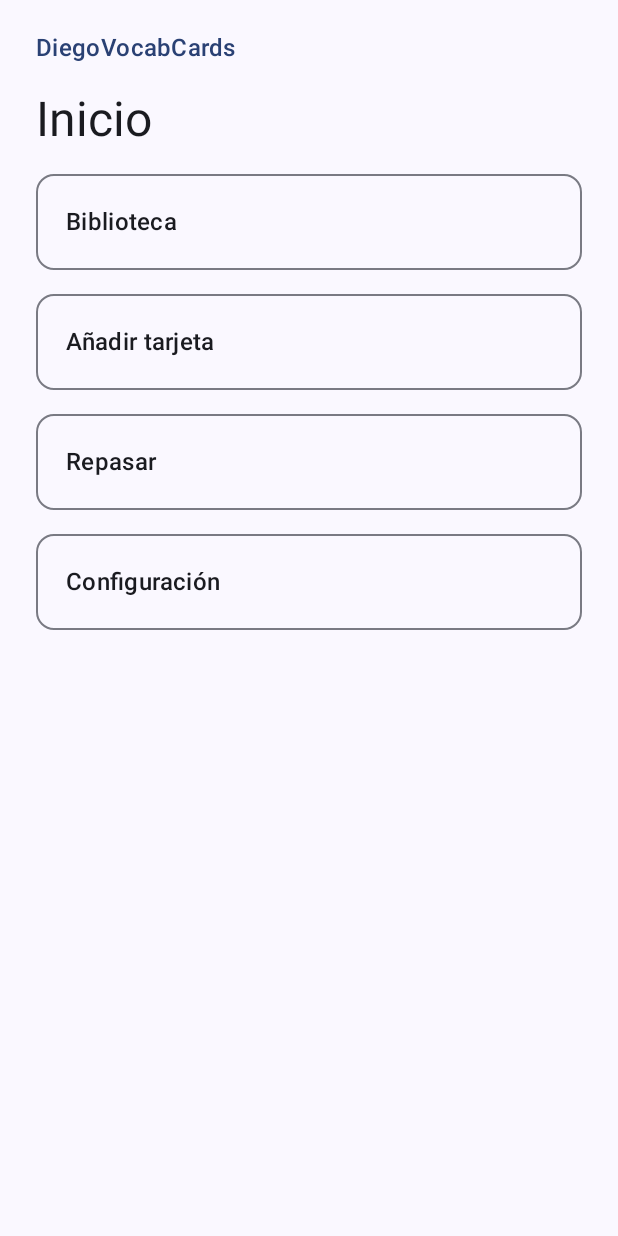
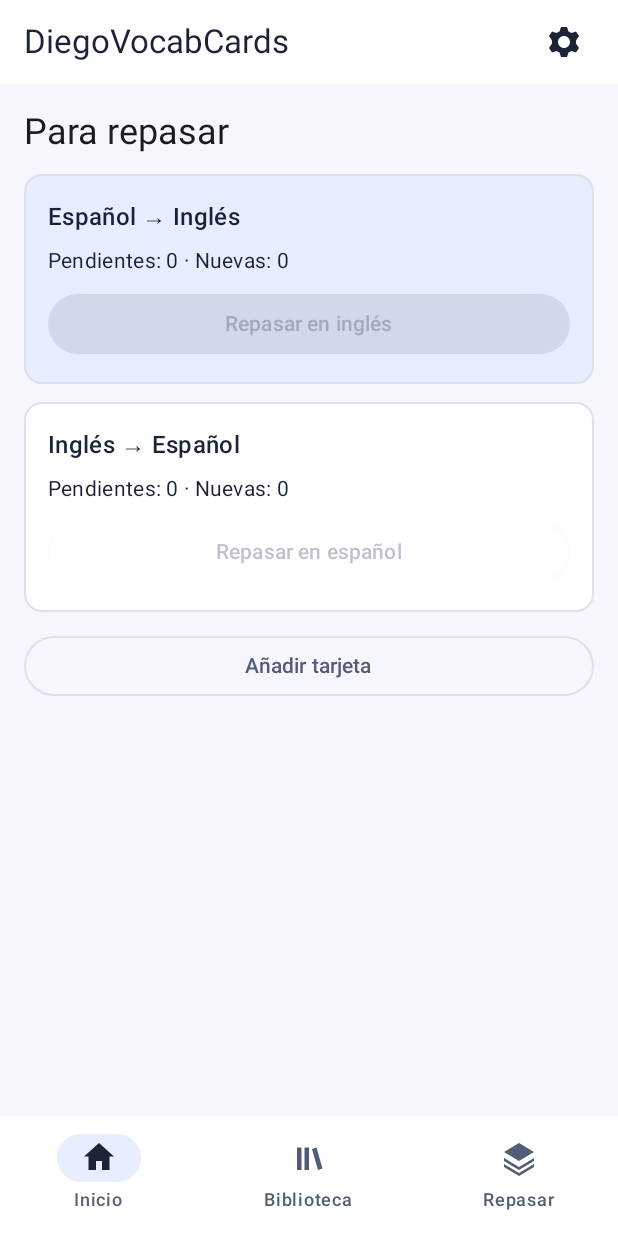
Before and after one commit to diegoderivas/WordLoop, an Android app built with Jetpack Compose: the screen it shows after launch (MainActivity), on a phone screen of 412 x 824 dp. Run offline under Robolectric (Android 15) with nearby library versions, the phone set to English and light mode, and no system bars; our stand-ins replace Room's generated code; libraries missing offline, so code that uses them is left out: io.github.openspacedrepetition.

Commit message:
4B: aplicar la maqueta a Inicio, Repasar y navegación

```diff
--- a/app/src/main/java/com/example/diegovocabcards/ReviewOptions.kt
+++ b/app/src/main/java/com/example/diegovocabcards/ReviewOptions.kt
@@ -81,7 +81,7 @@ internal fun ReviewOptions(current: ReviewSettings, onSave: (ReviewSettings) ->
         Text("Primera calificación de una tarjeta nueva", style = MaterialTheme.typography.titleSmall)
         Text(intervals.joinToString("\n"))
     }
-    Text("Los ajustes se aplican al volver a calificar una tarjeta.")
+    Text("Los ajustes se aplican al volver a calificar. Las fechas guardadas se conservan.")
     Row(horizontalArrangement = Arrangement.spacedBy(8.dp)) {
         Button(enabled = draft.isValid && draft != current, onClick = { onSave(draft) }) { Text("Guardar") }
         TextButton(onClick = {
--- a/app/src/main/java/com/example/diegovocabcards/VocabCardsApp.kt
+++ b/app/src/main/java/com/example/diegovocabcards/VocabCardsApp.kt
@@ -11,6 +11,9 @@ import androidx.compose.runtime.*
 import androidx.compose.runtime.saveable.rememberSaveable
 import androidx.compose.ui.Alignment
 import androidx.compose.ui.Modifier
+import androidx.compose.ui.res.painterResource
+import java.time.Clock
+import com.example.diegovocabcards.review.Direction
 import androidx.compose.ui.semantics.Role
 import androidx.compose.ui.semantics.heading
 import androidx.compose.ui.semantics.semantics
@@ -19,8 +22,11 @@ import com.example.diegovocabcards.review.ReviewSettings
 
 private enum class Screen(val title: String) {
     Home("Inicio"), Library("Biblioteca"), Add("Añadir tarjeta"),
-    Review("Repasar"), Settings("Configuración"), ReviewOptions("Ajustes de repaso"), Edit("Editar tarjeta")
+    Review("Repasar"), Study("Repasar"), Manual("Práctica manual"), Settings("Configuración"), ReviewOptions("Ajustes de repaso"), Edit("Editar tarjeta")
 }
+
+private val mainTabs = listOf(Screen.Home to R.drawable.nav_home, Screen.Library to R.drawable.nav_library,
+    Screen.Review to R.drawable.nav_review)
 
 @Composable
 internal fun VocabCardsApp(
@@ -28,11 +34,24 @@ internal fun VocabCardsApp(
     model: VocabularyModel,
     reviewSettings: ReviewSettings = ReviewSettings(),
     onReviewSettingsChange: (ReviewSettings) -> Unit = {},
+    clock: Clock = Clock.systemUTC(),
     onModeChange: (Appearance) -> Unit
 ) {
     var screen by rememberSaveable { mutableStateOf(Screen.Home) }
     val home = screen == Screen.Home
     val rows by model.cards.collectAsState(initial = null)
+    val scheduleFlow = remember(model) { model.reviews.schedules() }
+    val schedules by scheduleFlow.collectAsState(initial = null)
+    val queues = rememberReviewQueues(rows, schedules, clock)
+    var direction by rememberSaveable { mutableStateOf(Direction.ES_EN) }
+    var studyOrigin by rememberSaveable { mutableStateOf(Screen.Home) }
+    var settingsOrigin by rememberSaveable { mutableStateOf(Screen.Home) }
+    val mainScreen = mainTabs.any { it.first == screen }
+    fun startStudy(selected: Direction) {
+        direction = selected
+        studyOrigin = screen
+        screen = Screen.Study
+    }
     var editId by rememberSaveable { mutableStateOf<String?>(null) }
     var highlighted by rememberSaveable { mutableStateOf<String?>(null) }
     val knownTags = remember(rows) {
@@ -54,6 +73,9 @@ internal fun VocabCardsApp(
         Screen.Edit -> Screen.Library
         Screen.Add -> parent
         Screen.ReviewOptions -> Screen.Settings
+        Screen.Settings -> settingsOrigin
+        Screen.Study -> studyOrigin
+        Screen.Manual -> Screen.Review
         else -> Screen.Home
     }
     val back = {
@@ -75,24 +97,51 @@ internal fun VocabCardsApp(
         }
     }
 
-    Scaffold { insets ->
+    Scaffold(
+        topBar = {
+            Surface(color = MaterialTheme.colorScheme.surface) {
+                Row(
+                    Modifier.fillMaxWidth().windowInsetsPadding(
+                        WindowInsets.safeDrawing.only(WindowInsetsSides.Top + WindowInsetsSides.Horizontal)
+                    ).heightIn(min = 56.dp).padding(horizontal = 12.dp),
+                    verticalAlignment = Alignment.CenterVertically
+                ) {
+                    if (!mainScreen) {
+                        IconButton(onClick = back, enabled = !model.saving) {
+                            Icon(painterResource(R.drawable.nav_back), "Volver")
+                        }
+                    }
+                    Text(if (home) "DiegoVocabCards" else screen.title,
+                        Modifier.weight(1f).padding(horizontal = 4.dp).semantics { heading() },
+                        style = MaterialTheme.typography.titleLarge)
+                    if (mainScreen) {
+                        IconButton(onClick = { settingsOrigin = screen; screen = Screen.Settings }) {
+                            Icon(painterResource(R.drawable.nav_settings), "Configuración")
+                        }
+                    }
+                }
+            }
+        },
+        bottomBar = {
+            if (mainScreen) {
+                NavigationBar(containerColor = MaterialTheme.colorScheme.surface) {
+                    for ((tab, icon) in mainTabs) {
+                        NavigationBarItem(selected = screen == tab, onClick = { screen = tab },
+                            icon = { Icon(painterResource(icon), contentDescription = null) },
+                            label = { Text(tab.title) })
+                    }
+                }
+            }
+        }
+    ) { insets ->
         key(screen, draftNumber) {
+            val scroll = rememberScrollState()
             Column(
                 Modifier.fillMaxSize().padding(insets).consumeWindowInsets(insets).imePadding()
-                    .then(if (screen == Screen.Library) Modifier else Modifier.verticalScroll(rememberScrollState()))
-                    .padding(horizontal = 24.dp, vertical = 20.dp),
-                verticalArrangement = Arrangement.spacedBy(16.dp)
+                    .then(if (screen == Screen.Library) Modifier else Modifier.verticalScroll(scroll))
+                    .padding(horizontal = 16.dp, vertical = 16.dp),
+                verticalArrangement = Arrangement.spacedBy(12.dp)
             ) {
-                if (home) {
-                    Text("DiegoVocabCards", style = MaterialTheme.typography.titleMedium,
-                        color = MaterialTheme.colorScheme.primary)
-                } else {
-                    TextButton(onClick = back, enabled = !model.saving) {
-                        Text("Volver a ${backTo.title}")
-                    }
-                }
-                Text(screen.title, modifier = Modifier.semantics { heading() },
-                    style = MaterialTheme.typography.headlineLarge)
                 val cards = rows
                 if (cards == null && screen !in listOf(Screen.Home, Screen.Settings, Screen.ReviewOptions)) {
                     Text("Cargando biblioteca…")
@@ -100,11 +149,9 @@ internal fun VocabCardsApp(
                 }
                 when (screen) {
                     Screen.Home -> {
-                        for (destination in listOf(Screen.Library, Screen.Add, Screen.Review, Screen.Settings)) {
-                            OutlinedCard(onClick = { if (destination == Screen.Add) add(Screen.Home) else screen = destination }, modifier = Modifier.fillMaxWidth()) {
-                                Text(destination.title, Modifier.padding(20.dp),
-                                    style = MaterialTheme.typography.titleMedium)
-                            }
+                        ReviewDirections(queues, home = true, onStart = ::startStudy)
+                        OutlinedButton(onClick = { add(Screen.Home) }, modifier = Modifier.fillMaxWidth()) {
+                            Text("Añadir tarjeta")
                         }
                     }
                     Screen.Library -> Library(cards.orEmpty(), knownTags, highlighted, onAdd = { add(Screen.Library) }) {
@@ -120,8 +167,26 @@ internal fun VocabCardsApp(
                             newDraft(it.english, it.tags, Screen.Library)
                         }
                     }
-                    Screen.Review -> ScheduledReview(cards.orEmpty(), model.reviews, settings = reviewSettings) {
-                        add(Screen.Review)
+                    Screen.Review -> {
+                        ReviewDirections(queues, home = false, onStart = ::startStudy)
+                        if (cards.orEmpty().isEmpty()) {
+                            TextButton(onClick = { add(Screen.Review) }) { Text("Añadir tarjeta") }
+                        } else {
+                            TextButton(onClick = { screen = Screen.Manual }) {
+                                Text("Práctica manual sin calificar")
+                            }
+                        }
+                    }
+                    Screen.Manual -> Practice(cards.orEmpty()) { add(Screen.Manual) }
+                    Screen.Study -> {
+                        val queue = queues?.get(direction)
+                        val loadedSchedules = schedules
+                        if (queue != null && loadedSchedules != null) {
+                            ScheduledReview(direction, queue, loadedSchedules, model.reviews, clock, reviewSettings,
+                                onQuestionChanged = { scroll.scrollTo(0) }) {
+                                screen = Screen.Home
+                            }
+                        } else Text("Cargando repasos…")
                     }
                     Screen.Settings -> {
                         OutlinedButton(onClick = { screen = Screen.ReviewOptions }) { Text("Ajustes de repaso") }
--- a/app/src/main/java/com/example/diegovocabcards/ui/theme/Theme.kt
+++ b/app/src/main/java/com/example/diegovocabcards/ui/theme/Theme.kt
@@ -1,57 +1,47 @@
 package com.example.diegovocabcards.ui.theme
 
-import android.app.Activity
-import android.os.Build
 import androidx.compose.foundation.isSystemInDarkTheme
 import androidx.compose.material3.MaterialTheme
 import androidx.compose.material3.darkColorScheme
-import androidx.compose.material3.dynamicDarkColorScheme
-import androidx.compose.material3.dynamicLightColorScheme
 import androidx.compose.material3.lightColorScheme
 import androidx.compose.runtime.Composable
-import androidx.compose.ui.platform.LocalContext
+import androidx.compose.ui.graphics.Color
 
 private val DarkColorScheme = darkColorScheme(
-    primary = Purple80,
-    secondary = PurpleGrey80,
-    tertiary = Pink80
+    primary = Color(0xFFBDCBFF),
+    onPrimary = Color(0xFF172749),
+    primaryContainer = Color(0xFF263458),
+    onPrimaryContainer = Color(0xFFEDF0FA),
+    background = Color(0xFF11141D),
+    surface = Color(0xFF1B2030),
+    onSurface = Color(0xFFEDF0FA),
+    onSurfaceVariant = Color(0xFFBAC4DC),
+    secondaryContainer = Color(0xFF263458),
+    onSecondaryContainer = Color(0xFFEDF0FA),
+    outlineVariant = Color(0xFF343D55)
 )
 
 private val LightColorScheme = lightColorScheme(
-    primary = Purple40,
-    secondary = PurpleGrey40,
-    tertiary = Pink40
-
-    /* Other default colors to override
-    background = Color(0xFFFFFBFE),
-    surface = Color(0xFFFFFBFE),
+    primary = Color(0xFF344985),
     onPrimary = Color.White,
-    onSecondary = Color.White,
-    onTertiary = Color.White,
-    onBackground = Color(0xFF1C1B1F),
-    onSurface = Color(0xFF1C1B1F),
-    */
+    primaryContainer = Color(0xFFE8EDFF),
+    onPrimaryContainer = Color(0xFF1C2337),
+    background = Color(0xFFF6F7FC),
+    surface = Color.White,
+    onSurface = Color(0xFF1C2337),
+    onSurfaceVariant = Color(0xFF515D76),
+    secondaryContainer = Color(0xFFE8EDFF),
+    onSecondaryContainer = Color(0xFF1C2337),
+    outlineVariant = Color(0xFFDCE1EE)
 )
 
 @Composable
 fun DiegoVocabCardsTheme(
     darkTheme: Boolean = isSystemInDarkTheme(),
-    // Dynamic color is available on Android 12+
-    dynamicColor: Boolean = true,
     content: @Composable () -> Unit
 ) {
-    val colorScheme = when {
-        dynamicColor && Build.VERSION.SDK_INT >= Build.VERSION_CODES.S -> {
-            val context = LocalContext.current
-            if (darkTheme) dynamicDarkColorScheme(context) else dynamicLightColorScheme(context)
-        }
-
-        darkTheme -> DarkColorScheme
-        else -> LightColorScheme
-    }
-
     MaterialTheme(
-        colorScheme = colorScheme,
+        colorScheme = if (darkTheme) DarkColorScheme else LightColorScheme,
         typography = Typography,
         content = content
     )
--- /dev/null
+++ b/app/src/main/res/drawable/nav_back.xml
@@ -0,0 +1,6 @@
+<vector xmlns:android="http://schemas.android.com/apk/res/android"
+    android:width="24dp" android:height="24dp"
+    android:viewportWidth="24" android:viewportHeight="24">
+    <path android:fillColor="#000000" android:fillType="evenOdd"
+        android:pathData="M20,11H8l5,-5 -1.5,-1.5L4,12l7.5,7.5L13,18l-5,-5H20z" />
+</vector>
--- /dev/null
+++ b/app/src/main/res/drawable/nav_home.xml
@@ -0,0 +1,6 @@
+<vector xmlns:android="http://schemas.android.com/apk/res/android"
+    android:width="24dp" android:height="24dp"
+    android:viewportWidth="24" android:viewportHeight="24">
+    <path android:fillColor="#000000" android:fillType="evenOdd"
+        android:pathData="M10,20v-6h4v6h5v-9h3L12,2 2,11h3v9z" />
+</vector>
--- /dev/null
+++ b/app/src/main/res/drawable/nav_library.xml
@@ -0,0 +1,6 @@
+<vector xmlns:android="http://schemas.android.com/apk/res/android"
+    android:width="24dp" android:height="24dp"
+    android:viewportWidth="24" android:viewportHeight="24">
+    <path android:fillColor="#000000" android:fillType="evenOdd"
+        android:pathData="M4,5h3v15H4z M9,5h3v15H9z M14,6l3,-1 4,14 -3,1z" />
+</vector>
--- /dev/null
+++ b/app/src/main/res/drawable/nav_review.xml
@@ -0,0 +1,6 @@
+<vector xmlns:android="http://schemas.android.com/apk/res/android"
+    android:width="24dp" android:height="24dp"
+    android:viewportWidth="24" android:viewportHeight="24">
+    <path android:fillColor="#000000" android:fillType="evenOdd"
+        android:pathData="M12,2L2,8l10,6 10,-6z M2,12l10,6 10,-6v2l-10,6 -10,-6z M2,16l10,6 10,-6v2l-10,6 -10,-6z" />
+</vector>
--- /dev/null
+++ b/app/src/main/res/drawable/nav_settings.xml
@@ -0,0 +1,6 @@
+<vector xmlns:android="http://schemas.android.com/apk/res/android"
+    android:width="24dp" android:height="24dp"
+    android:viewportWidth="24" android:viewportHeight="24">
+    <path android:fillColor="#000000" android:fillType="evenOdd"
+        android:pathData="M10,2h4l1,3 2,1 3,-1 2,3 -2,3v2l2,3 -2,3 -3,-1 -2,1 -1,3h-4l-1,-3 -2,-1 -3,1 -2,-3 2,-3v-2L2,8l2,-3 3,1 2,-1z M12,8a4,4 0,1 0,0 8a4,4 0,1 0,0 -8z" />
+</vector>
```
Also changed, not shown: app/src/main/java/com/example/diegovocabcards/ScheduledReview.kt (+125 -98 lines), 2 other files.
